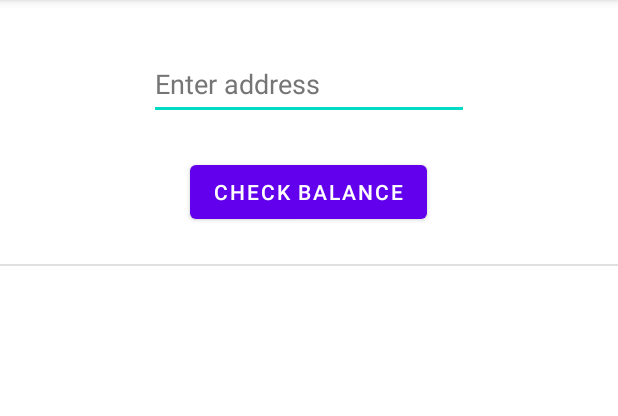
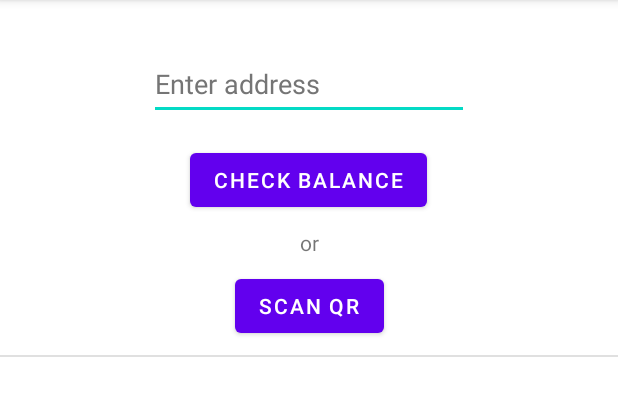
Before and after one commit to sazidnur/Balance-Checker, an Android app: the screen it shows after launch (MainActivity), after a tap on "CHECK BALANCE", on a phone screen of 412 x 824 dp, the part 84-500 px from its top. Run offline under Robolectric (Android 15) with nearby library versions, the phone set to English and light mode, and no system bars; libraries missing offline, so code that uses them is left out: com.google.zxing.integration.

Commit message:
qr code implemented

```diff
--- a/app/build.gradle
+++ b/app/build.gradle
@@ -36,6 +36,7 @@ dependencies {
     androidTestImplementation 'androidx.test.ext:junit:1.1.3'
     androidTestImplementation 'androidx.test.espresso:espresso-core:3.4.0'
 
+    implementation 'com.journeyapps:zxing-android-embedded:3.6.0'
     implementation 'com.squareup.retrofit2:retrofit:2.9.0'
     implementation 'com.squareup.retrofit2:converter-gson:2.9.0'
 
--- a/app/src/main/java/com/example/balancechecker/MainActivity.java
+++ b/app/src/main/java/com/example/balancechecker/MainActivity.java
@@ -1,13 +1,18 @@
 package com.example.balancechecker;
 
+import androidx.annotation.Nullable;
 import androidx.appcompat.app.AppCompatActivity;
 
+import android.content.Intent;
 import android.os.Bundle;
 import android.view.View;
 import android.widget.Button;
 import android.widget.EditText;
 import android.widget.TextView;
 import android.widget.Toast;
+
+import com.google.zxing.integration.android.IntentIntegrator;
+import com.google.zxing.integration.android.IntentResult;
 
 import java.math.BigInteger;
 import java.util.HashMap;
@@ -18,22 +23,29 @@ import retrofit2.Callback;
 import retrofit2.Response;
 
 
-public class MainActivity extends AppCompatActivity {
+public class MainActivity extends AppCompatActivity implements View.OnClickListener {
 
     ApiInterface apiInterface;
+    Button scanButton;
+    TextView addressLevel;
+    TextView balanceLevel;
+    Button submitBtn;
+    EditText addressBox;
+
+    Process process = new Process();
+    Convert convert = new Convert();
+
 
     @Override
     protected void onCreate(Bundle savedInstanceState) {
         super.onCreate(savedInstanceState);
         setContentView(R.layout.activity_main);
 
-        Process process = new Process();
-        Convert convert = new Convert();
-
-        Button submitBtn = findViewById(R.id.submitBtn);
-        EditText addressBox = findViewById(R.id.addressBox);
-        TextView addressLevel = findViewById(R.id.addressLevel);
-        TextView balanceLevel = findViewById(R.id.balanceLevel);
+        submitBtn = findViewById(R.id.submitBtn);
+        addressBox = findViewById(R.id.addressBox);
+        scanButton = findViewById(R.id.scanQrBtn);
+        addressLevel = findViewById(R.id.addressLevel);
+        balanceLevel = findViewById(R.id.balanceLevel);
 
         submitBtn.setOnClickListener(new View.OnClickListener() {
             @Override
@@ -42,35 +54,80 @@ public class MainActivity extends AppCompatActivity {
                 String address = addressBox.getText().toString();
 
                 if(process.isValidAddress(address) || process.isChecksumAddress(address)){
+                    getBalance(address);
+                }
+                else{
+                    showInfo("", "");
+                    Toast.makeText(MainActivity.this, "Invalid Address", Toast.LENGTH_SHORT).show();
+                }
+            }
+        });
 
+
+        scanButton.setOnClickListener(this);
+
+    }
+
+    protected void showInfo(String address, String balance){
+        addressLevel.setText(address);
+        balanceLevel.setText(balance);
+    }
+
+    protected void getBalance(String address){
         apiInterface = RetrofitInstance.getRetrofit().create(ApiInterface.class);
 
         apiInterface.getBalance(process.getOptions(address)).enqueue(new Callback<PostPojo>() {
             @Override
             public void onResponse(Call<PostPojo> call, Response<PostPojo> response) {
                 addressBox.setText("");
-                            addressLevel.setText("Address: " + address);
-
                 PostPojo result = response.body();
                 String balance = result.getResult();
-                            balanceLevel.setText("Balance:\n\n"+ balance + " Wei\n" +String.format("%.18f", convert.fromWei(balance, Convert.Unit.ETHER)) + " Ether");
+                showInfo("Address: " + address, "Balance:\n\n"+ balance + " Wei\n" +String.format("%.18f", convert.fromWei(balance, Convert.Unit.ETHER)) + " Ether");
             }
 
             @Override
             public void onFailure(Call<PostPojo> call, Throwable t) {
-                            addressLevel.setText("");
-                            balanceLevel.setText("");
+                showInfo("", "");
                 Toast.makeText(MainActivity.this, "An error has occured", Toast.LENGTH_SHORT).show();
             }
         });
     }
+
+    @Override
+    public void onClick(View v) {
+        IntentIntegrator integrator = new IntentIntegrator(this);
+        integrator.setCaptureActivity(CaptureAct.class);
+        integrator.setBeepEnabled(false);
+        integrator.setOrientationLocked(true);
+        integrator.setDesiredBarcodeFormats(IntentIntegrator.QR_CODE);
+        integrator.setPrompt("Scanning QR Code");
+        integrator.initiateScan();
+    }
+
+    @Override
+    protected void onActivityResult(int requestCode, int resultCode, @Nullable Intent data){
+        super.onActivityResult(requestCode, resultCode, data);
+        IntentResult result = IntentIntegrator.parseActivityResult(requestCode, resultCode, data);
+
+        if(result != null){
+            if(result.getContents() == null){
+                showInfo("", "");
+                Toast.makeText(this, "Enter Valid Ethereum Address QR Code", Toast.LENGTH_SHORT).show();
+            }
             else{
-                    addressLevel.setText("");
-                    balanceLevel.setText("");
-                    Toast.makeText(MainActivity.this, "Invalid Address", Toast.LENGTH_SHORT).show();
+                String address = result.getContents();
+                if(process.isValidAddress(address) || process.isChecksumAddress(address)){
+                    getBalance(address);
+                }
+                else{
+                    showInfo("", "");
+                    Toast.makeText(this, "Enter Valid Ethereum Address QR Code", Toast.LENGTH_SHORT).show();
                 }
             }
-        });
-
+        }
+        else{
+            showInfo("", "");
+            super.onActivityResult(requestCode, resultCode, data);
         }
     }
+}
--- a/app/src/main/res/layout/activity_main.xml
+++ b/app/src/main/res/layout/activity_main.xml
@@ -10,23 +10,33 @@
         android:id="@+id/divider2"
         android:layout_width="0dp"
         android:layout_height="1dp"
-        android:layout_marginTop="24dp"
+        android:layout_marginTop="65dp"
         android:background="?android:attr/listDivider"
         app:layout_constraintEnd_toEndOf="parent"
         app:layout_constraintHorizontal_bias="0.0"
         app:layout_constraintStart_toStartOf="parent"
-        app:layout_constraintTop_toBottomOf="@+id/submitBtn" />
+        app:layout_constraintTop_toBottomOf="@+id/textView" />
 
     <Button
         android:id="@+id/submitBtn"
         android:layout_width="wrap_content"
         android:layout_height="wrap_content"
-        android:layout_marginTop="24dp"
+        android:layout_marginTop="16dp"
         android:text="Check Balance"
         app:layout_constraintEnd_toEndOf="parent"
         app:layout_constraintHorizontal_bias="0.498"
         app:layout_constraintStart_toStartOf="parent"
         app:layout_constraintTop_toBottomOf="@+id/addressBox" />
+
+    <Button
+        android:id="@+id/scanQrBtn"
+        android:layout_width="wrap_content"
+        android:layout_height="wrap_content"
+        android:text="Scan QR"
+        app:layout_constraintBottom_toTopOf="@+id/divider2"
+        app:layout_constraintEnd_toEndOf="parent"
+        app:layout_constraintStart_toStartOf="parent"
+        app:layout_constraintTop_toBottomOf="@+id/textView" />
 
     <EditText
         android:id="@+id/addressBox"
@@ -69,4 +79,14 @@
         app:layout_constraintStart_toStartOf="parent"
         app:layout_constraintTop_toBottomOf="@+id/addressLevel" />
 
+    <TextView
+        android:id="@+id/textView"
+        android:layout_width="wrap_content"
+        android:layout_height="wrap_content"
+        android:layout_marginTop="8dp"
+        android:text="or"
+        app:layout_constraintEnd_toEndOf="parent"
+        app:layout_constraintStart_toStartOf="parent"
+        app:layout_constraintTop_toBottomOf="@+id/submitBtn" />
+
 </androidx.constraintlayout.widget.ConstraintLayout>
--- a/gradle.properties
+++ b/gradle.properties
@@ -19,3 +19,4 @@ android.useAndroidX=true
 # resources declared in the library itself and none from the library's dependencies,
 # thereby reducing the size of the R class for that library
 android.nonTransitiveRClass=true
+android.enableJetifier=true
--- a/settings.gradle
+++ b/settings.gradle
@@ -8,6 +8,7 @@ pluginManagement {
 dependencyResolutionManagement {
     repositoriesMode.set(RepositoriesMode.FAIL_ON_PROJECT_REPOS)
     repositories {
+        jcenter()
         google()
         mavenCentral()
     }
```
Also changed, not shown: app/src/main/AndroidManifest.xml (+14 -1 lines), app/src/main/java/com/example/balancechecker/CaptureAct.java (added, +7 -0 lines). Lines whose indentation alone changed are shown as unchanged.
